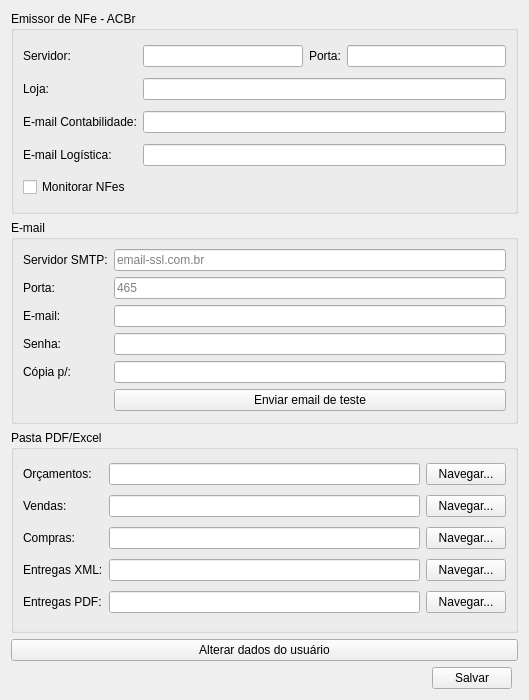
Before: the Qt Designer form ui/userconfig.ui in darktorres/ERP-STACCATO, drawn with Qt 5.
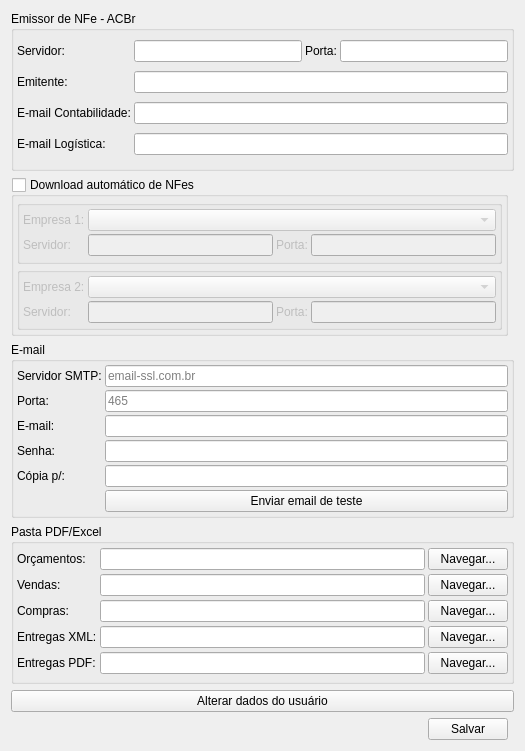
After: the same form once the commit is applied. Custom widgets are drawn as their Qt base class.

Commit message: Guardar configurações do usuário no servidor

The edit to the form file:
```diff
--- a/ui/userconfig.ui
+++ b/ui/userconfig.ui
@@ -6,8 +6,8 @@
    <rect>
     <x>0</x>
     <y>0</y>
-    <width>529</width>
-    <height>700</height>
+    <width>525</width>
+    <height>751</height>
    </rect>
   </property>
   <property name="minimumSize">
@@ -20,12 +20,153 @@
    <string>Configurações do usuário</string>
   </property>
   <layout class="QGridLayout" name="gridLayout">
-   <item row="3" column="0" colspan="3">
+   <item row="2" column="0" colspan="3">
+    <widget class="QGroupBox" name="groupBoxEmail">
+     <property name="title">
+      <string>E-mail</string>
+     </property>
+     <layout class="QGridLayout" name="gridLayout_3">
+      <property name="leftMargin">
+       <number>3</number>
+      </property>
+      <property name="topMargin">
+       <number>3</number>
+      </property>
+      <property name="rightMargin">
+       <number>3</number>
+      </property>
+      <property name="bottomMargin">
+       <number>3</number>
+      </property>
+      <property name="spacing">
+       <number>3</number>
+      </property>
+      <item row="7" column="1">
+       <widget class="QLineEdit" name="lineEditEmailSenha">
+        <property name="echoMode">
+         <enum>QLineEdit::Password</enum>
+        </property>
+        <property name="clearButtonEnabled">
+         <bool>true</bool>
+        </property>
+       </widget>
+      </item>
+      <item row="8" column="0">
+       <widget class="QLabel" name="label_10">
+        <property name="text">
+         <string>Cópia p/:</string>
+        </property>
+       </widget>
+      </item>
+      <item row="3" column="1">
+       <widget class="QLineEdit" name="lineEditPortaSMTP">
+        <property name="placeholderText">
+         <string>465</string>
+        </property>
+        <property name="clearButtonEnabled">
+         <bool>true</bool>
+        </property>
+       </widget>
+      </item>
+      <item row="5" column="0">
+       <widget class="QLabel" name="label_6">
+        <property name="text">
+         <string>E-mail:</string>
+        </property>
+       </widget>
+      </item>
+      <item row="7" column="0">
+       <widget class="QLabel" name="label_7">
+        <property name="text">
+         <string>Senha:</string>
+        </property>
+       </widget>
+      </item>
+      <item row="1" column="0">
+       <widget class="QLabel" name="label_4">
+        <property name="text">
+         <string>Servidor SMTP:</string>
+        </property>
+       </widget>
+      </item>
+      <item row="3" column="0">
+       <widget class="QLabel" name="label_5">
+        <property name="text">
+         <string>Porta:</string>
+        </property>
+       </widget>
+      </item>
+      <item row="1" column="1">
+       <widget class="QLineEdit" name="lineEditServidorSMTP">
+        <property name="placeholderText">
+         <string>email-ssl.com.br</string>
+        </property>
+        <property name="clearButtonEnabled">
+         <bool>true</bool>
+        </property>
+       </widget>
+      </item>
+      <item row="5" column="1">
+       <widget class="QLineEdit" name="lineEditEmail">
+        <property name="clearButtonEnabled">
+         <bool>true</bool>
+        </property>
+       </widget>
+      </item>
+      <item row="8" column="1">
+       <widget class="QLineEdit" name="lineEditEmailCopia">
+        <property name="clearButtonEnabled">
+         <bool>true</bool>
+        </property>
+       </widget>
+      </item>
+      <item row="9" column="1">
+       <widget class="QPushButton" name="pushButtonEmailTeste">
+        <property name="enabled">
+         <bool>true</bool>
+        </property>
+        <property name="text">
+         <string>Enviar email de teste</string>
+        </property>
+        <property name="autoDefault">
+         <bool>false</bool>
+        </property>
+       </widget>
+      </item>
+     </layout>
+    </widget>
+   </item>
+   <item row="6" column="1">
+    <widget class="QPushButton" name="pushButtonSalvar">
+     <property name="text">
+      <string>Salvar</string>
+     </property>
+     <property name="autoDefault">
+      <bool>false</bool>
+     </property>
+    </widget>
+   </item>
+   <item row="4" column="0" colspan="3">
     <widget class="QGroupBox" name="groupBox_3">
      <property name="title">
       <string>Pasta PDF/Excel</string>
      </property>
      <layout class="QGridLayout" name="gridLayout_4">
+      <property name="leftMargin">
+       <number>3</number>
+      </property>
+      <property name="topMargin">
+       <number>3</number>
+      </property>
+      <property name="rightMargin">
+       <number>3</number>
+      </property>
+      <property name="bottomMargin">
+       <number>3</number>
+      </property>
+      <property name="spacing">
+       <number>3</number>
+      </property>
       <item row="1" column="1">
        <widget class="QLineEdit" name="lineEditOrcamentosFolder">
         <property name="clearButtonEnabled">
@@ -149,7 +290,7 @@
      </layout>
     </widget>
    </item>
-   <item row="4" column="0" colspan="3">
+   <item row="5" column="0" colspan="3">
     <widget class="QPushButton" name="pushButtonAlterarDados">
      <property name="text">
       <string>Alterar dados do usuário</string>
@@ -159,7 +300,7 @@
      </property>
     </widget>
    </item>
-   <item row="5" column="0">
+   <item row="6" column="0">
     <spacer name="horizontalSpacer">
      <property name="orientation">
       <enum>Qt::Horizontal</enum>
@@ -178,10 +319,25 @@
       <string>Emissor de NFe - ACBr</string>
      </property>
      <layout class="QGridLayout" name="gridLayout_2">
-      <item row="0" column="0">
-       <widget class="QLabel" name="label_14">
+      <property name="leftMargin">
+       <number>3</number>
+      </property>
+      <property name="topMargin">
+       <number>3</number>
+      </property>
+      <property name="rightMargin">
+       <number>3</number>
+      </property>
+      <property name="bottomMargin">
+       <number>3</number>
+      </property>
+      <property name="spacing">
+       <number>3</number>
+      </property>
+      <item row="3" column="0">
+       <widget class="QLabel" name="label_11">
         <property name="text">
-         <string>Servidor:</string>
+         <string>Emitente:</string>
         </property>
        </widget>
       </item>
@@ -192,6 +348,13 @@
         </property>
        </widget>
       </item>
+      <item row="4" column="0">
+       <widget class="QLabel" name="label_12">
+        <property name="text">
+         <string>E-mail Contabilidade:</string>
+        </property>
+       </widget>
+      </item>
       <item row="4" column="1" colspan="3">
        <widget class="QLineEdit" name="lineEditEmailContabilidade">
         <property name="clearButtonEnabled">
@@ -199,13 +362,6 @@
         </property>
        </widget>
       </item>
-      <item row="5" column="1" colspan="3">
-       <widget class="QLineEdit" name="lineEditEmailLogistica">
-        <property name="clearButtonEnabled">
-         <bool>true</bool>
-        </property>
-       </widget>
-      </item>
       <item row="0" column="1">
        <widget class="QLineEdit" name="lineEditACBrServidor">
         <property name="clearButtonEnabled">
@@ -216,13 +372,6 @@
       <item row="3" column="1" colspan="3">
        <widget class="ItemBox" name="itemBoxLoja"/>
       </item>
-      <item row="5" column="0">
-       <widget class="QLabel" name="label_13">
-        <property name="text">
-         <string>E-mail Logística:</string>
-        </property>
-       </widget>
-      </item>
       <item row="0" column="3">
        <widget class="QLineEdit" name="lineEditACBrPorta">
         <property name="clearButtonEnabled">
@@ -230,139 +379,194 @@
         </property>
        </widget>
       </item>
-      <item row="4" column="0">
-       <widget class="QLabel" name="label_12">
+      <item row="0" column="0">
+       <widget class="QLabel" name="label_14">
         <property name="text">
-         <string>E-mail Contabilidade:</string>
+         <string>Servidor:</string>
         </property>
        </widget>
       </item>
-      <item row="3" column="0">
-       <widget class="QLabel" name="label_11">
-        <property name="text">
-         <string>Loja:</string>
-        </property>
-       </widget>
-      </item>
-      <item row="6" column="0">
-       <widget class="QCheckBox" name="checkBoxMonitorarNFes">
-        <property name="text">
-         <string>Monitorar NFes</string>
-        </property>
-       </widget>
-      </item>
-     </layout>
-    </widget>
-   </item>
-   <item row="1" column="0" colspan="3">
-    <widget class="QGroupBox" name="groupBoxEmail">
-     <property name="title">
-      <string>E-mail</string>
-     </property>
-     <layout class="QGridLayout" name="gridLayout_3">
-      <item row="7" column="1">
-       <widget class="QLineEdit" name="lineEditEmailSenha">
-        <property name="echoMode">
-         <enum>QLineEdit::Password</enum>
-        </property>
-        <property name="clearButtonEnabled">
-         <bool>true</bool>
-        </property>
-       </widget>
-      </item>
-      <item row="8" column="0">
-       <widget class="QLabel" name="label_10">
-        <property name="text">
-         <string>Cópia p/:</string>
-        </property>
-       </widget>
-      </item>
-      <item row="3" column="1">
-       <widget class="QLineEdit" name="lineEditPortaSMTP">
-        <property name="placeholderText">
-         <string>465</string>
-        </property>
+      <item row="5" column="1" colspan="3">
+       <widget class="QLineEdit" name="lineEditEmailLogistica">
         <property name="clearButtonEnabled">
          <bool>true</bool>
         </property>
        </widget>
       </item>
       <item row="5" column="0">
-       <widget class="QLabel" name="label_6">
+       <widget class="QLabel" name="label_13">
         <property name="text">
-         <string>E-mail:</string>
-        </property>
-       </widget>
-      </item>
-      <item row="7" column="0">
-       <widget class="QLabel" name="label_7">
-        <property name="text">
-         <string>Senha:</string>
-        </property>
-       </widget>
-      </item>
-      <item row="1" column="0">
-       <widget class="QLabel" name="label_4">
-        <property name="text">
-         <string>Servidor SMTP:</string>
-        </property>
-       </widget>
-      </item>
-      <item row="3" column="0">
-       <widget class="QLabel" name="label_5">
-        <property name="text">
-         <string>Porta:</string>
-        </property>
-       </widget>
-      </item>
-      <item row="1" column="1">
-       <widget class="QLineEdit" name="lineEditServidorSMTP">
-        <property name="placeholderText">
-         <string>email-ssl.com.br</string>
-        </property>
-        <property name="clearButtonEnabled">
-         <bool>true</bool>
-        </property>
-       </widget>
-      </item>
-      <item row="5" column="1">
-       <widget class="QLineEdit" name="lineEditEmail">
-        <property name="clearButtonEnabled">
-         <bool>true</bool>
-        </property>
-       </widget>
-      </item>
-      <item row="8" column="1">
-       <widget class="QLineEdit" name="lineEditEmailCopia">
-        <property name="clearButtonEnabled">
-         <bool>true</bool>
-        </property>
-       </widget>
-      </item>
-      <item row="9" column="1">
-       <widget class="QPushButton" name="pushButtonEmailTeste">
-        <property name="enabled">
-         <bool>true</bool>
-        </property>
-        <property name="text">
-         <string>Enviar email de teste</string>
-        </property>
-        <property name="autoDefault">
-         <bool>false</bool>
+         <string>E-mail Logística:</string>
         </property>
        </widget>
       </item>
      </layout>
     </widget>
    </item>
-   <item row="5" column="1">
-    <widget class="QPushButton" name="pushButtonSalvar">
-     <property name="text">
-      <string>Salvar</string>
+   <item row="1" column="0" colspan="2">
+    <widget class="QGroupBox" name="groupBoxDownloadNFe">
+     <property name="title">
+      <string>Download automático de NFes</string>
      </property>
-     <property name="autoDefault">
+     <property name="checkable">
+      <bool>true</bool>
+     </property>
+     <property name="checked">
       <bool>false</bool>
      </property>
+     <layout class="QGridLayout" name="gridLayout_5">
+      <property name="leftMargin">
+       <number>3</number>
+      </property>
+      <property name="topMargin">
+       <number>3</number>
+      </property>
+      <property name="rightMargin">
+       <number>3</number>
+      </property>
+      <property name="bottomMargin">
+       <number>3</number>
+      </property>
+      <property name="spacing">
+       <number>3</number>
+      </property>
+      <item row="0" column="0">
+       <widget class="QGroupBox" name="groupBox">
+        <property name="title">
+         <string/>
+        </property>
+        <layout class="QGridLayout" name="gridLayout_6">
+         <property name="leftMargin">
+          <number>3</number>
+         </property>
+         <property name="topMargin">
+          <number>3</number>
+         </property>
+         <property name="rightMargin">
+          <number>3</number>
+         </property>
+         <property name="bottomMargin">
+          <number>3</number>
+         </property>
+         <property name="spacing">
+          <number>3</number>
+         </property>
+         <item row="0" column="0">
+          <widget class="QLabel" name="labelRaizCNPJ">
+           <property name="sizePolicy">
+            <sizepolicy hsizetype="Maximum" vsizetype="Preferred">
+             <horstretch>0</horstretch>
+             <verstretch>0</verstretch>
+            </sizepolicy>
+           </property>
+           <property name="text">
+            <string>Empresa 1:</string>
+           </property>
+          </widget>
+         </item>
+         <item row="0" column="1" colspan="3">
+          <widget class="QComboBox" name="comboBoxMonitorar1"/>
+         </item>
+         <item row="1" column="0">
+          <widget class="QLabel" name="label_16">
+           <property name="text">
+            <string>Servidor:</string>
+           </property>
+          </widget>
+         </item>
+         <item row="1" column="1">
+          <widget class="QLineEdit" name="lineEditMonitorarServidor1">
+           <property name="clearButtonEnabled">
+            <bool>true</bool>
+           </property>
+          </widget>
+         </item>
+         <item row="1" column="2">
+          <widget class="QLabel" name="label_17">
+           <property name="text">
+            <string>Porta:</string>
+           </property>
+          </widget>
+         </item>
+         <item row="1" column="3">
+          <widget class="QLineEdit" name="lineEditMonitorarPorta1">
+           <property name="clearButtonEnabled">
+            <bool>true</bool>
+           </property>
+          </widget>
+         </item>
+        </layout>
+       </widget>
+      </item>
+      <item row="1" column="0">
+       <widget class="QGroupBox" name="groupBox_2">
+        <property name="title">
+         <string/>
+        </property>
+        <layout class="QGridLayout" name="gridLayout_7">
+         <property name="leftMargin">
+          <number>3</number>
+         </property>
+         <property name="topMargin">
+          <number>3</number>
+         </property>
+         <property name="rightMargin">
+          <number>3</number>
+         </property>
+         <property name="bottomMargin">
+          <number>3</number>
+         </property>
+         <property name="spacing">
+          <number>3</number>
+         </property>
+         <item row="0" column="0">
+          <widget class="QLabel" name="labelRaizCNPJ_2">
+           <property name="sizePolicy">
+            <sizepolicy hsizetype="Maximum" vsizetype="Preferred">
+             <horstretch>0</horstretch>
+             <verstretch>0</verstretch>
+            </sizepolicy>
+           </property>
+           <property name="text">
+            <string>Empresa 2:</string>
+           </property>
+          </widget>
+         </item>
+         <item row="0" column="1" colspan="3">
+          <widget class="QComboBox" name="comboBoxMonitorar2"/>
+         </item>
+         <item row="1" column="0">
+          <widget class="QLabel" name="label_18">
+           <property name="text">
+            <string>Servidor:</string>
+           </property>
+          </widget>
+         </item>
+         <item row="1" column="1">
+          <widget class="QLineEdit" name="lineEditMonitorarServidor2">
+           <property name="clearButtonEnabled">
+            <bool>true</bool>
+           </property>
+          </widget>
+         </item>
+         <item row="1" column="2">
+          <widget class="QLabel" name="label_19">
+           <property name="text">
+            <string>Porta:</string>
+           </property>
+          </widget>
+         </item>
+         <item row="1" column="3">
+          <widget class="QLineEdit" name="lineEditMonitorarPorta2">
+           <property name="clearButtonEnabled">
+            <bool>true</bool>
+           </property>
+          </widget>
+         </item>
+        </layout>
+       </widget>
+      </item>
+     </layout>
     </widget>
    </item>
   </layout>
```
Left out of the diff: 1 changed line with no effect on the pictures. The commit also changes 8 other files.
